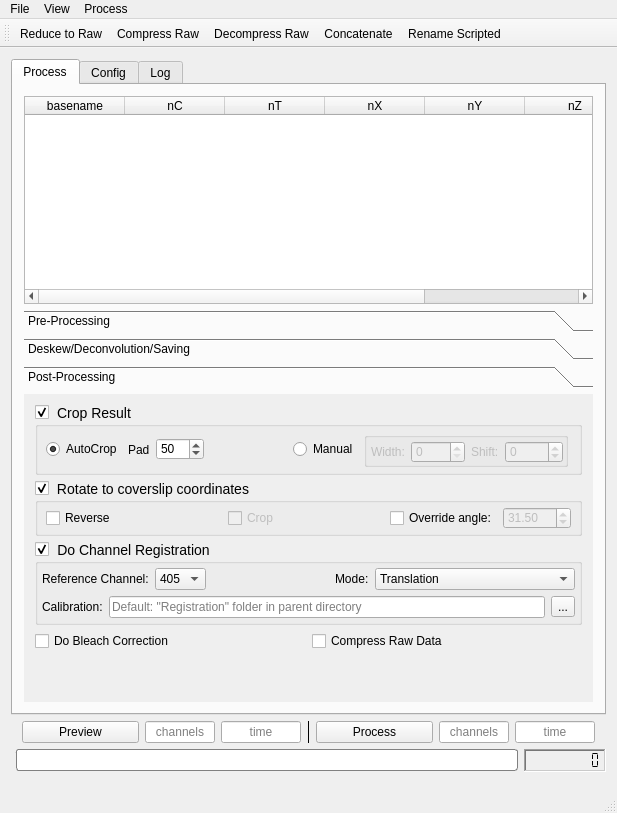
First picture: the form in llspy/gui/main_gui.ui, repository tlambert03/LLSpy, before the edit.
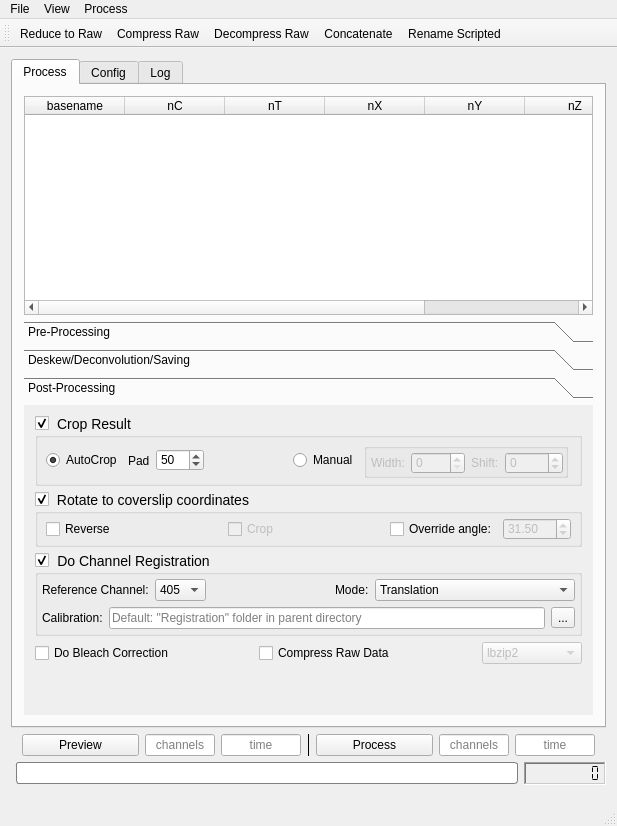
Second picture: the form after the edit. The open tabs and pages were chosen to show the change.

Commit message: add warn on quit optional, and compression dropdown

The edit to the form file:
```diff
--- a/llspy/gui/main_gui.ui
+++ b/llspy/gui/main_gui.ui
@@ -7,7 +7,7 @@
     <x>0</x>
     <y>0</y>
     <width>617</width>
-    <height>813</height>
+    <height>826</height>
    </rect>
   </property>
   <property name="minimumSize">
@@ -1144,8 +1144,8 @@
             <rect>
              <x>0</x>
              <y>0</y>
-             <width>534</width>
-             <height>292</height>
+             <width>547</width>
+             <height>299</height>
             </rect>
            </property>
            <attribute name="label">
@@ -1767,6 +1767,41 @@
                 </property>
                </widget>
               </item>
+              <item>
+               <widget class="QComboBox" name="comboBox">
+                <property name="enabled">
+                 <bool>false</bool>
+                </property>
+                <property name="minimumSize">
+                 <size>
+                  <width>0</width>
+                  <height>0</height>
+                 </size>
+                </property>
+                <property name="maximumSize">
+                 <size>
+                  <width>100</width>
+                  <height>16777215</height>
+                 </size>
+                </property>
+                <property name="editable">
+                 <bool>false</bool>
+                </property>
+                <property name="currentIndex">
+                 <number>0</number>
+                </property>
+                <item>
+                 <property name="text">
+                  <string>lbzip2</string>
+                 </property>
+                </item>
+                <item>
+                 <property name="text">
+                  <string>pigz</string>
+                 </property>
+                </item>
+               </widget>
+              </item>
              </layout>
             </item>
             <item>
```
Left out of the diff: 95 changed lines with no effect on the pictures. The commit also changes 1 other file.
